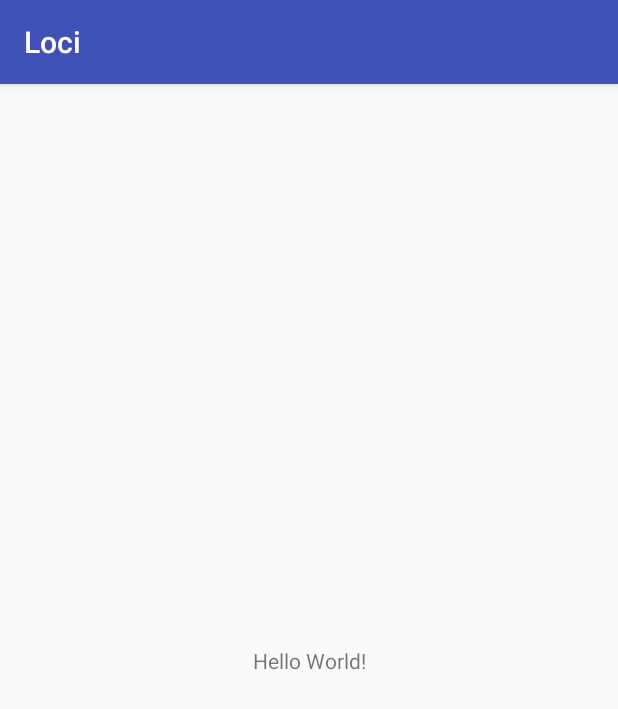
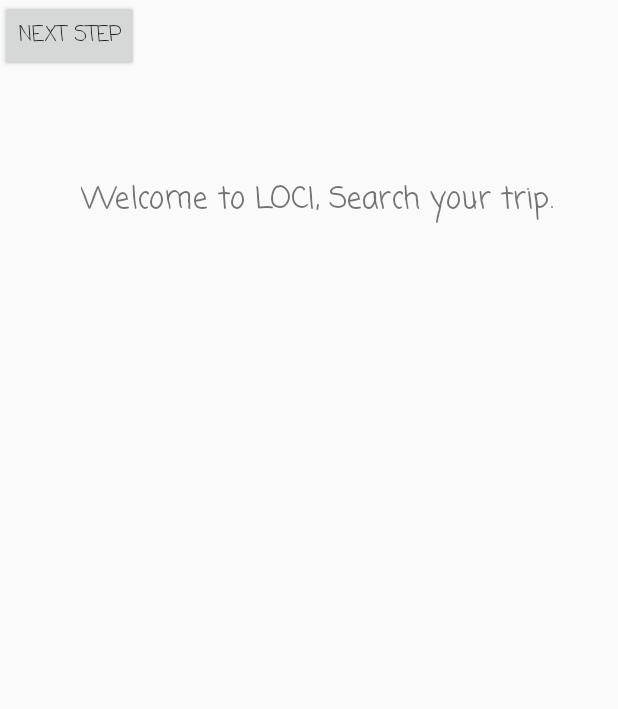
Before and after one commit to kryscooler2/LOCI, an Android app: the screen it shows after launch (MainMenu), on a phone screen of 412 x 824 dp. Shown: the top 709 px of the screen. Run offline under Robolectric (Android 15) with nearby library versions, the phone set to English and light mode, and no system bars.

Commit message:
service_LOCI and link between activites

```diff
--- a/LOCI/front_loci/app/src/main/java/lociteam/com/loci/MainMenu.java
+++ b/LOCI/front_loci/app/src/main/java/lociteam/com/loci/MainMenu.java
@@ -1,13 +1,28 @@
 package lociteam.com.loci;
 
-import android.support.v7.app.AppCompatActivity;
+import android.app.Activity;
+import android.content.Intent;
 import android.os.Bundle;
+import android.view.View;
+import android.widget.Button;
 
-public class MainMenu extends AppCompatActivity {
+public class MainMenu extends Activity {
+
+    private Button nextStep = null;
 
     @Override
     protected void onCreate(Bundle savedInstanceState) {
         super.onCreate(savedInstanceState);
         setContentView(R.layout.activity_main_menu);
+
+        nextStep=(Button)findViewById(R.id.BtnNextStep);
+        //definit un listener à boutton -NextStep;
+        nextStep.setOnClickListener(new View.OnClickListener(){
+            @Override
+            public void onClick(View vu){
+                Intent searchIntent= new Intent(getApplicationContext(), Search.class);
+                startActivity(searchIntent);
+            }
+        });
     }
 }
--- a/LOCI/front_loci/app/src/main/res/layout/activity_main_menu.xml
+++ b/LOCI/front_loci/app/src/main/res/layout/activity_main_menu.xml
@@ -9,10 +9,26 @@
     <TextView
         android:layout_width="wrap_content"
         android:layout_height="wrap_content"
-        android:text="Hello World!"
+        android:fontFamily="casual"
+        android:text="Welcome to LOCI, Search your trip."
+        android:textSize="20sp"
         app:layout_constraintBottom_toBottomOf="parent"
+        app:layout_constraintHorizontal_bias="0.56"
         app:layout_constraintLeft_toLeftOf="parent"
         app:layout_constraintRight_toRightOf="parent"
-        app:layout_constraintTop_toTopOf="parent" />
+        app:layout_constraintTop_toTopOf="parent"
+        app:layout_constraintVertical_bias="0.149"
+        android:id="@+id/textView2" />
+
+    <Button
+        android:id="@+id/BtnNextStep"
+        android:layout_width="wrap_content"
+        android:layout_height="wrap_content"
+        android:layout_alignParentBottom="true"
+        android:fontFamily="casual"
+        android:text="Next step"
+        tools:layout_editor_absoluteX="276dp"
+        tools:layout_editor_absoluteY="447dp" />
+
 
 </android.support.constraint.ConstraintLayout>
--- a/LOCI/front_loci/app/src/main/res/values/colors.xml
+++ b/LOCI/front_loci/app/src/main/res/values/colors.xml
@@ -3,4 +3,7 @@
     <color name="colorPrimary">#3F51B5</color>
     <color name="colorPrimaryDark">#5d91b1</color>
     <color name="colorAccent">#FF4081</color>
+    <color name="testcolor">#42e5f4</color>
+    <color name="resultBackground">#bff442</color>
+    <color name="service">#405e75</color>
 </resources>
```
Also changed, not shown: LOCI/front_loci/app/src/main/AndroidManifest.xml (+15 -2 lines), LOCI/front_loci/app/src/main/java/lociteam/com/loci/MapResult.java (added, +66 -0 lines), LOCI/front_loci/app/src/main/java/lociteam/com/loci/MetroLineDetail.java (added, +25 -0 lines), LOCI/front_loci/app/src/main/java/lociteam/com/loci/Search.java (+40 -6 lines), LOCI/front_loci/app/src/main/res/layout/activity_result.xml (+37 -2 lines), LOCI/front_loci/app/src/main/res/layout/activity_search.xml (+17 -1 lines), LOCI/front_loci/app/src/main/res/values/strings.xml (+8 -0 lines).
